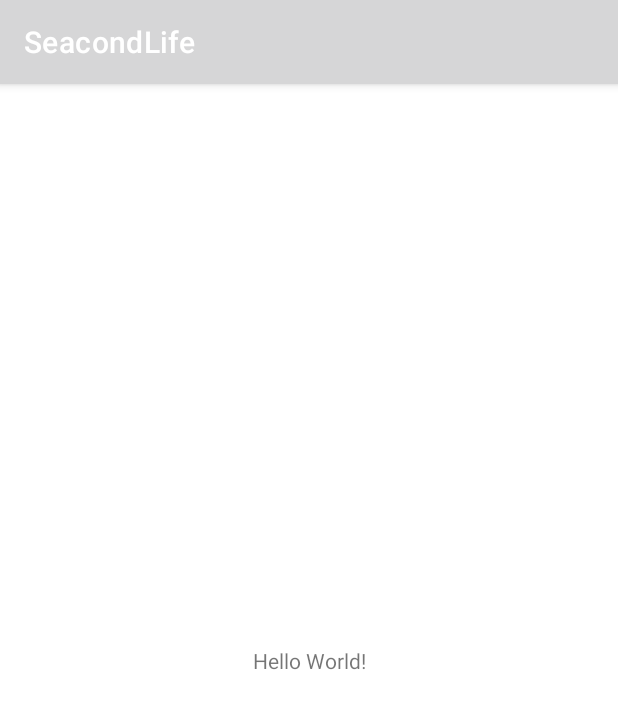
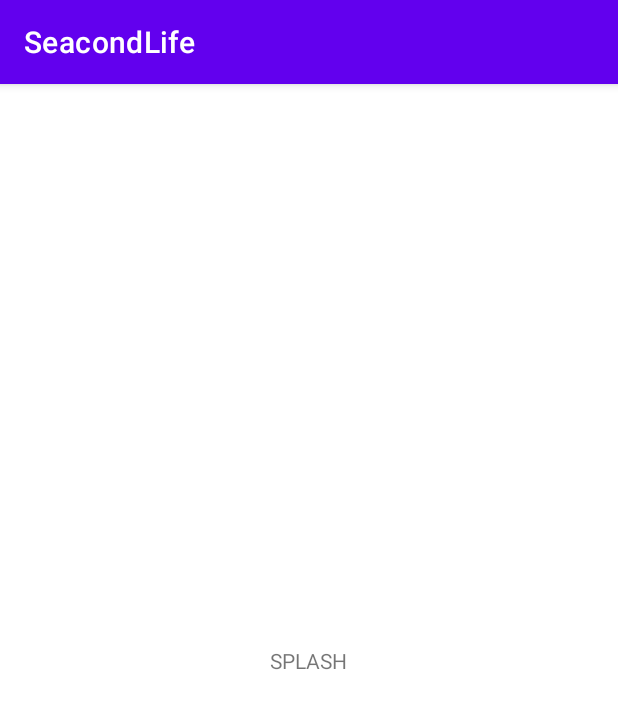
Before and after one commit to 6TenYi9/SeacondLife, an Android app: the first screen one second after launch (MainActivity before the commit, SplashActivity after it), on a phone screen of 412 x 824 dp. Shown: the top 709 px of the screen. Run offline under Robolectric (Android 15) with nearby library versions, the phone set to English and light mode, and no system bars.

Commit message:
Added basic Log in, Splash, and Sign up activities

```diff
--- /dev/null
+++ b/app/src/main/java/com/team/seacondlife/SplashActivity.kt
@@ -0,0 +1,24 @@
+package com.team.seacondlife
+
+import android.content.Intent
+import android.os.Bundle
+import android.os.Handler
+import androidx.appcompat.app.AppCompatActivity
+
+class SplashActivity : AppCompatActivity() {
+    override fun onCreate(savedInstanceState: Bundle?) {
+        super.onCreate(savedInstanceState)
+        setContentView(R.layout.activity_splash)
+        openApp()
+
+
+    }
+
+    private fun openApp() {
+        val handler = Handler()
+        handler.postDelayed({
+            val intent = Intent(this@SplashActivity, LoginActivity::class.java)
+            startActivity(intent)
+        }, 3000)
+    }
+}
--- /dev/null
+++ b/app/src/main/res/layout/activity_splash.xml
@@ -0,0 +1,18 @@
+<?xml version="1.0" encoding="utf-8"?>
+<androidx.constraintlayout.widget.ConstraintLayout xmlns:android="http://schemas.android.com/apk/res/android"
+    xmlns:app="http://schemas.android.com/apk/res-auto"
+    xmlns:tools="http://schemas.android.com/tools"
+    android:layout_width="match_parent"
+    android:layout_height="match_parent"
+    tools:context=".SplashActivity">
+
+    <TextView
+        android:layout_width="wrap_content"
+        android:layout_height="wrap_content"
+        app:layout_constraintTop_toTopOf="parent"
+        app:layout_constraintBottom_toBottomOf="parent"
+        app:layout_constraintLeft_toLeftOf="parent"
+        app:layout_constraintRight_toRightOf="parent"
+        android:text="SPLASH"/>
+
+</androidx.constraintlayout.widget.ConstraintLayout>
--- a/app/src/main/res/values/colors.xml
+++ b/app/src/main/res/values/colors.xml
@@ -1,8 +1,17 @@
 <?xml version="1.0" encoding="utf-8"?>
 <resources>
-    <color name="darkocean">#03045E</color>
-    <color name="ocean">#0077B6</color>
-    <color name="glowocean">#00B4D8</color>
-    <color name="lightocean">#90E0EF</color>
-    <color name="lightlyocean">#CAF0F8</color>
+    <color name="purple_200">#FFBB86FC</color>
+    <color name="purple_500">#FF6200EE</color>
+    <color name="purple_700">#FF3700B3</color>
+    <color name="teal_200">#FF03DAC5</color>
+    <color name="teal_700">#FF018786</color>
+    <color name="black">#FF000000</color>
+    <color name="white">#FFFFFFFF</color>
+
+    <!-- Colores nuestros-->
+    <color name="navy">#03045E</color>
+    <color name="darkblue">#0077B6</color>
+    <color name="blue">#00B4D8</color>
+    <color name="lightblue">#90E0EF</color>
+    <color name="verylightblue">#CAF0F8</color>
 </resources>
```
Also changed, not shown: app/src/main/AndroidManifest.xml (+22 -1 lines), app/src/main/java/com/team/seacondlife/LoginActivity.kt (added, +11 -0 lines), app/src/main/java/com/team/seacondlife/SignUpActivity.kt (added, +11 -0 lines), app/src/main/res/layout/activity_login.xml (added, +18 -0 lines), app/src/main/res/layout/activity_sign_up.xml (added, +9 -0 lines).
